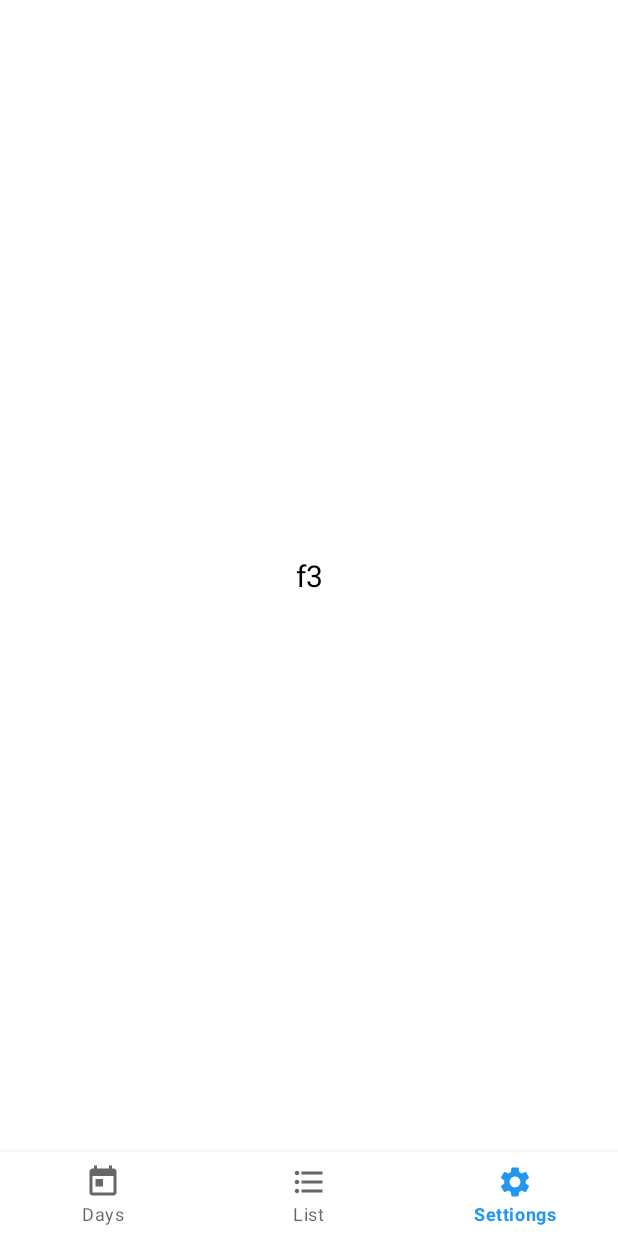
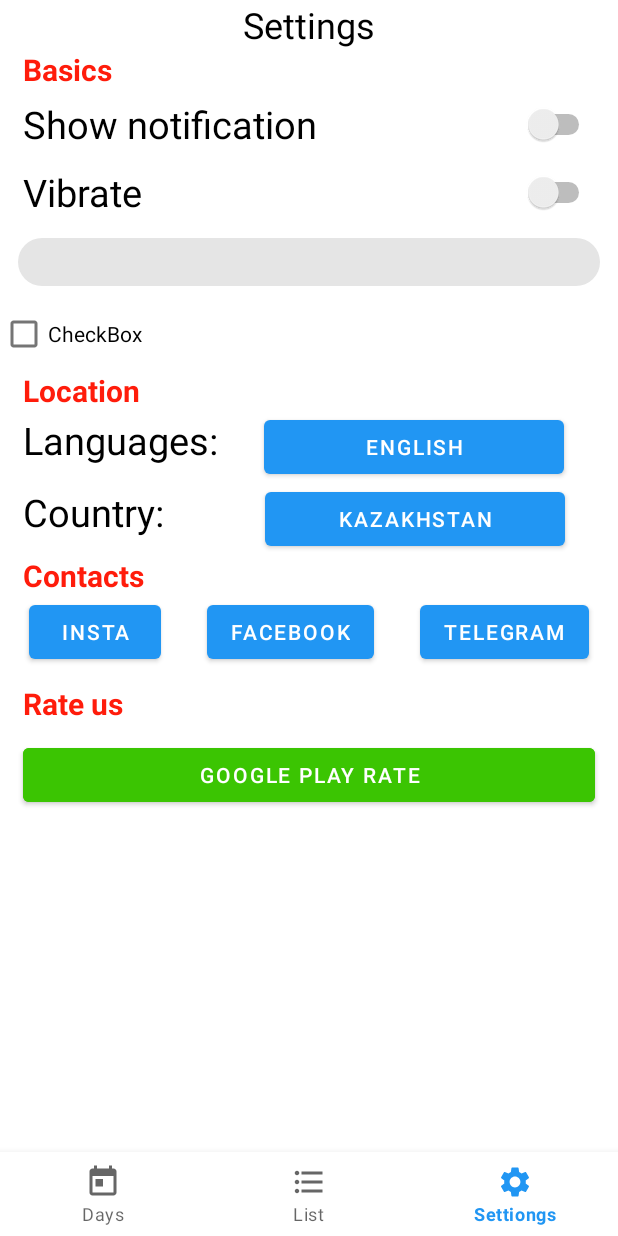
Before and after one commit to jumagaliev1/bugin-erten, an Android app: the SettingsFragment screen opened through its navigation route, on a phone screen of 412 x 824 dp. Before the commit the screen is almost empty. Run offline under Robolectric (Android 15) with nearby library versions, the phone set to English and light mode, and no system bars; our stand-ins replace Timber, navigation-ui.

Commit message:
added contents for settings

```diff
--- a/app/src/main/res/layout/fragment_settings.xml
+++ b/app/src/main/res/layout/fragment_settings.xml
@@ -1,17 +1,169 @@
 <?xml version="1.0" encoding="utf-8"?>
-<FrameLayout xmlns:android="http://schemas.android.com/apk/res/android"
+<LinearLayout xmlns:android="http://schemas.android.com/apk/res/android"
+    xmlns:app="http://schemas.android.com/apk/res-auto"
     xmlns:tools="http://schemas.android.com/tools"
     android:layout_width="match_parent"
     android:layout_height="match_parent"
-    tools:context=".SettingsFragment">
+    tools:context=".SettingsFragment"
+    android:orientation="vertical">
 
     <!-- TODO: Update blank fragment layout -->
     <TextView
         android:layout_width="match_parent"
-        android:layout_height="match_parent"
+        android:layout_height="wrap_content"
         android:gravity="center"
+        android:text="Settings"
         android:textColor="@color/black"
-        android:textSize="20dp"
-        android:text="f3" />
+        android:textSize="24sp" />
 
-</FrameLayout>
+    <TextView
+        android:layout_width="match_parent"
+        android:layout_height="wrap_content"
+        android:layout_marginHorizontal="15dp"
+        android:text="Basics"
+        android:textColor="@color/red"
+
+        android:textSize="20sp"
+        android:textStyle="bold" />
+    <Switch
+        android:id="@+id/switch1"
+        android:layout_width="match_parent"
+        android:layout_height="wrap_content"
+        android:text="Show notification"
+        android:textAlignment="textStart"
+        android:textAppearance="@style/TextAppearance.AppCompat.Body1"
+        android:textSize="25sp"
+        android:layout_marginVertical="5dp"
+        android:layout_marginHorizontal="15dp"/>
+
+    <Switch
+        android:id="@+id/switch2"
+        android:layout_width="match_parent"
+        android:layout_height="wrap_content"
+        android:layout_marginHorizontal="15dp"
+        android:layout_marginVertical="5dp"
+        android:showText="false"
+        android:text="Vibrate"
+        android:textAlignment="textStart"
+        android:textAppearance="@style/TextAppearance.AppCompat.Body1"
+        android:textSize="25sp"
+        tools:checked="true" />
+
+    <com.google.android.material.chip.Chip
+        android:id="@+id/chip4"
+        android:layout_width="match_parent"
+        android:layout_height="wrap_content" />
+
+    <CheckBox
+        android:id="@+id/checkBox"
+        android:layout_width="match_parent"
+        android:layout_height="wrap_content"
+        android:text="CheckBox" />
+    <TextView
+        android:layout_width="match_parent"
+        android:layout_height="wrap_content"
+        android:layout_marginHorizontal="15dp"
+        android:text="Location"
+        android:textColor="@color/red"
+
+        android:textSize="20sp"
+        android:textStyle="bold" />
+    <LinearLayout
+        android:id="@+id/line2"
+        android:layout_width="match_parent"
+        android:layout_height="wrap_content"
+        android:orientation="horizontal">
+
+        <TextView
+            android:id="@+id/textView"
+            android:layout_width="wrap_content"
+            android:layout_height="wrap_content"
+            android:layout_marginHorizontal="15dp"
+            android:text="Languages:"
+            android:textColor="#000000"
+            android:textSize="25sp" />
+
+        <Button
+            android:layout_width="wrap_content"
+            android:layout_height="wrap_content"
+            android:width="200dp"
+            android:layout_marginHorizontal="15dp"
+            android:text="English"/>
+    </LinearLayout>
+
+    <LinearLayout
+        android:id="@+id/line3"
+        android:layout_width="match_parent"
+        android:layout_height="wrap_content"
+        android:orientation="horizontal">
+
+        <TextView
+            android:id="@+id/textView1"
+            android:layout_width="wrap_content"
+            android:layout_height="wrap_content"
+            android:layout_marginHorizontal="15dp"
+            android:text="Country:      "
+            android:textColor="#000000"
+            android:textSize="25sp" />
+
+        <Button
+            android:layout_width="wrap_content"
+            android:layout_height="wrap_content"
+            android:width="200dp"
+            android:layout_marginHorizontal="15dp"
+            android:text="Kazakhstan"/>
+    </LinearLayout>
+
+    <TextView
+        android:layout_width="match_parent"
+        android:layout_height="wrap_content"
+        android:layout_marginHorizontal="15dp"
+        android:text="Contacts"
+        android:textColor="@color/red"
+
+        android:textSize="20sp"
+        android:textStyle="bold" />
+    <LinearLayout
+        android:layout_width="match_parent"
+        android:layout_height="wrap_content"
+        android:orientation="horizontal"
+        android:gravity="center"
+
+        >
+
+        <Button
+            android:layout_width="wrap_content"
+            android:layout_height="wrap_content"
+            android:text="INSTA"
+            android:layout_marginHorizontal="15dp"/>
+        <Button
+            android:layout_width="wrap_content"
+            android:layout_height="wrap_content"
+            android:text="FACEBOOK"
+            android:layout_marginHorizontal="15dp"/>
+        <Button
+            android:layout_width="wrap_content"
+            android:layout_height="wrap_content"
+            android:text="TELEGRAM"
+            android:layout_marginHorizontal="15dp"/>
+    </LinearLayout>
+    <TextView
+        android:layout_width="match_parent"
+        android:layout_height="wrap_content"
+        android:layout_marginHorizontal="15dp"
+        android:layout_marginVertical="10dp"
+        android:text="Rate us"
+        android:textColor="@color/red"
+
+        android:textSize="20sp"
+        android:textStyle="bold" />
+
+    <Button
+        android:layout_width="match_parent"
+        android:layout_height="wrap_content"
+        android:layout_marginHorizontal="15dp"
+        android:backgroundTint="#3BC502"
+        android:text="GOOGLE PLAY RATE" />
+
+
+</LinearLayout>
--- a/app/src/main/res/values/colors.xml
+++ b/app/src/main/res/values/colors.xml
@@ -7,4 +7,5 @@
     <color name="teal_700">#FF018786</color>
     <color name="black">#FF000000</color>
     <color name="white">#FFFFFFFF</color>
+    <color name="red">#FF1C0B</color>
 </resources>
```
